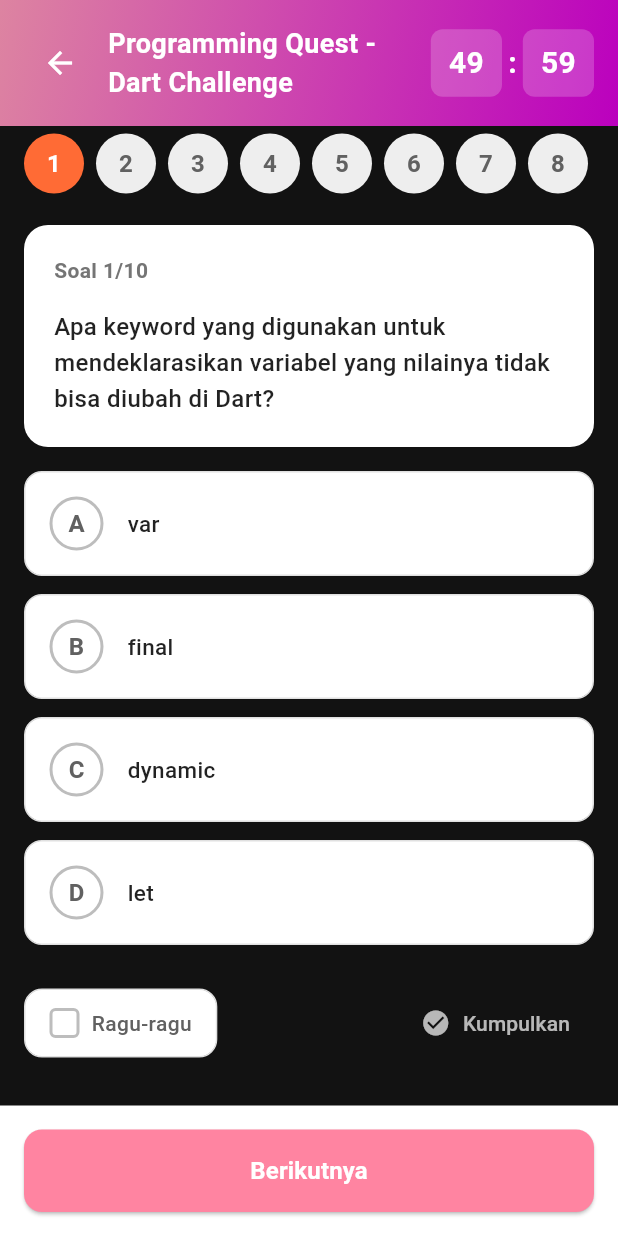
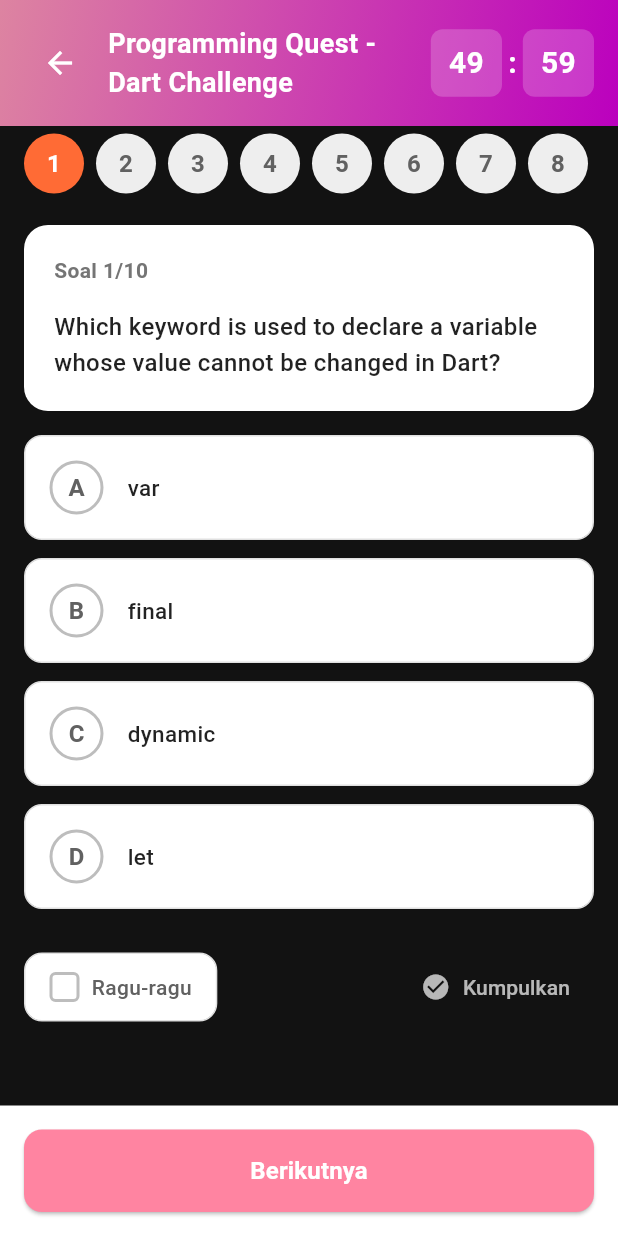
Before and after one commit to susanjong/QuizlyApp_MobileDev, a Flutter app: the HomePage screen opened by its route, after a tap on the "light mode" icon, after a tap on "Mulai Sekarang", on a phone screen of 412 x 824 dp. Run offline on Flutter 3.47's test engine with Material 3 defaults, Android fonts, the phone set to English and light mode, and no system bars; network calls fail; project files that could hold a hidden picture were left out.

Commit message:
feat(question): changed quiz questions and answers

```diff
--- a/lib/data/quiz_questions.dart
+++ b/lib/data/quiz_questions.dart
@@ -6,7 +6,8 @@ class SampleQuestions {
     return [
       Question(
         id: 'dart_q1',
-        questionText: 'Apa keyword yang digunakan untuk mendeklarasikan variabel yang nilainya tidak bisa diubah di Dart?',
+        questionText:
+        'Which keyword is used to declare a variable whose value cannot be changed in Dart?',
         answers: [
           Answer(id: 'a1', text: 'var', isCorrect: false),
           Answer(id: 'a2', text: 'final', isCorrect: true),
@@ -16,7 +17,7 @@ class SampleQuestions {
       ),
       Question(
         id: 'dart_q2',
-        questionText: 'Manakah yang merupakan tipe data primitif di Dart?',
+        questionText: 'Which are the primitive data types in Dart?',
         answers: [
           Answer(id: 'a1', text: 'int', isCorrect: true),
           Answer(id: 'a2', text: 'integer', isCorrect: false),
@@ -26,7 +27,7 @@ class SampleQuestions {
       ),
       Question(
         id: 'dart_q3',
-        questionText: 'Bagaimana cara membuat list di Dart?',
+        questionText: 'How do you create a list in Dart?',
         answers: [
           Answer(id: 'a1', text: 'List myList = new List()', isCorrect: false),
           Answer(id: 'a2', text: 'var myList = []', isCorrect: true),
@@ -36,7 +37,8 @@ class SampleQuestions {
       ),
       Question(
         id: 'dart_q4',
-        questionText: 'Apa output dari kode berikut?\n\nvoid main() {\n  print(5 + 3 * 2);\n}',
+        questionText:
+        'What is the output of the following code?\n\nvoid main() {\n  print(5 + 3 * 2);\n}',
         answers: [
           Answer(id: 'a1', text: '16', isCorrect: false),
           Answer(id: 'a2', text: '11', isCorrect: true),
@@ -46,7 +48,7 @@ class SampleQuestions {
       ),
       Question(
         id: 'dart_q5',
-        questionText: 'Keyword apa yang digunakan untuk membuat class di Dart?',
+        questionText: 'Which keyword is used to create a class in Dart?',
         answers: [
           Answer(id: 'a1', text: 'object', isCorrect: false),
           Answer(id: 'a2', text: 'class', isCorrect: true),
@@ -56,7 +58,8 @@ class SampleQuestions {
       ),
       Question(
         id: 'dart_q6',
-        questionText: 'Manakah cara yang benar untuk membuat fungsi di Dart?',
+        questionText:
+        'Which of the following is the correct way to create a function in Dart?',
         answers: [
           Answer(id: 'a1', text: 'function myFunction() {}', isCorrect: false),
           Answer(id: 'a2', text: 'void myFunction() {}', isCorrect: true),
@@ -66,17 +69,20 @@ class SampleQuestions {
       ),
       Question(
         id: 'dart_q7',
-        questionText: 'Apa perbedaan antara "final" dan "const" di Dart?',
+        questionText: 'What is the difference between "final" and "const" in Dart?',
         answers: [
-          Answer(id: 'a1', text: 'Tidak ada perbedaan', isCorrect: false),
-          Answer(id: 'a2', text: 'const harus diketahui saat compile time', isCorrect: true),
-          Answer(id: 'a3', text: 'final lebih cepat dari const', isCorrect: false),
-          Answer(id: 'a4', text: 'const bisa diubah nilainya', isCorrect: false),
+          Answer(id: 'a1', text: 'There is no difference', isCorrect: false),
+          Answer(
+              id: 'a2',
+              text: '"const" must be known at compile time',
+              isCorrect: true),
+          Answer(id: 'a3', text: '"final" is faster than const', isCorrect: false),
+          Answer(id: 'a4', text: '"const" can be changed', isCorrect: false),
         ],
       ),
       Question(
         id: 'dart_q8',
-        questionText: 'Bagaimana cara membuat string interpolation di Dart?',
+        questionText: 'How do you use string interpolation in Dart?',
         answers: [
           Answer(id: 'a1', text: 'print("Hello " + name)', isCorrect: false),
           Answer(id: 'a2', text: 'print("Hello \$name")', isCorrect: true),
@@ -86,7 +92,7 @@ class SampleQuestions {
       ),
       Question(
         id: 'dart_q9',
-        questionText: 'Apa keyword untuk mewarisi class di Dart?',
+        questionText: 'Which keyword is used to inherit a class in Dart?',
         answers: [
           Answer(id: 'a1', text: 'inherits', isCorrect: false),
           Answer(id: 'a2', text: 'implements', isCorrect: false),
@@ -96,7 +102,7 @@ class SampleQuestions {
       ),
       Question(
         id: 'dart_q10',
-        questionText: 'Manakah cara yang benar untuk membuat Map di Dart?',
+        questionText: 'Which of the following is the correct way to create a Map in Dart?',
         answers: [
           Answer(id: 'a1', text: 'var map = ()', isCorrect: false),
           Answer(id: 'a2', text: 'var map = {}', isCorrect: true),
@@ -107,12 +113,12 @@ class SampleQuestions {
     ];
   }
 
-  // Math Questions (your original)
+  // Math Questions
   static List<Question> getMathQuestions() {
     return [
       Question(
         id: 'math_q1',
-        questionText: 'Berapakah hasil dari 25 × 4?',
+        questionText: 'What is the result of 25 × 4?',
         answers: [
           Answer(id: 'a1', text: '90', isCorrect: false),
           Answer(id: 'a2', text: '100', isCorrect: true),
@@ -122,7 +128,7 @@ class SampleQuestions {
       ),
       Question(
         id: 'math_q2',
-        questionText: 'Jika x + 5 = 12, maka nilai x adalah...',
+        questionText: 'If x + 5 = 12, what is the value of x?',
         answers: [
           Answer(id: 'a1', text: '5', isCorrect: false),
           Answer(id: 'a2', text: '6', isCorrect: false),
@@ -132,7 +138,7 @@ class SampleQuestions {
       ),
       Question(
         id: 'math_q3',
-        questionText: 'Luas persegi dengan sisi 8 cm adalah...',
+        questionText: 'The area of a square with a side of 8 cm is...',
         answers: [
           Answer(id: 'a1', text: '32 cm²', isCorrect: false),
           Answer(id: 'a2', text: '48 cm²', isCorrect: false),
@@ -142,7 +148,7 @@ class SampleQuestions {
       ),
       Question(
         id: 'math_q4',
-        questionText: 'Berapakah 15% dari 200?',
+        questionText: 'What is 15% of 200?',
         answers: [
           Answer(id: 'a1', text: '20', isCorrect: false),
           Answer(id: 'a2', text: '25', isCorrect: false),
@@ -152,7 +158,7 @@ class SampleQuestions {
       ),
       Question(
         id: 'math_q5',
-        questionText: 'Hasil dari 144 ÷ 12 adalah...',
+        questionText: 'The result of 144 ÷ 12 is...',
         answers: [
           Answer(id: 'a1', text: '10', isCorrect: false),
           Answer(id: 'a2', text: '11', isCorrect: false),
@@ -162,7 +168,8 @@ class SampleQuestions {
       ),
       Question(
         id: 'math_q6',
-        questionText: 'Keliling lingkaran dengan diameter 14 cm adalah... (π = 22/7)',
+        questionText:
+        'The circumference of a circle with a diameter of 14 cm is... (π = 22/7)',
         answers: [
           Answer(id: 'a1', text: '38 cm', isCorrect: false),
           Answer(id: 'a2', text: '42 cm', isCorrect: false),
@@ -172,7 +179,7 @@ class SampleQuestions {
       ),
       Question(
         id: 'math_q7',
-        questionText: 'Jika 3x - 6 = 15, maka nilai x adalah...',
+        questionText: 'If 3x - 6 = 15, what is the value of x?',
         answers: [
           Answer(id: 'a1', text: '5', isCorrect: false),
           Answer(id: 'a2', text: '6', isCorrect: false),
@@ -182,7 +189,7 @@ class SampleQuestions {
       ),
       Question(
         id: 'math_q8',
-        questionText: 'Volume kubus dengan rusuk 5 cm adalah...',
+        questionText: 'The volume of a cube with a side of 5 cm is...',
         answers: [
           Answer(id: 'a1', text: '75 cm³', isCorrect: false),
           Answer(id: 'a2', text: '100 cm³', isCorrect: false),
@@ -192,7 +199,7 @@ class SampleQuestions {
       ),
       Question(
         id: 'math_q9',
-        questionText: 'Hasil dari √81 + √64 adalah...',
+        questionText: 'The result of √81 + √64 is...',
         answers: [
           Answer(id: 'a1', text: '15', isCorrect: false),
           Answer(id: 'a2', text: '17', isCorrect: true),
@@ -202,7 +209,7 @@ class SampleQuestions {
       ),
       Question(
         id: 'math_q10',
-        questionText: 'FPB dari 24 dan 36 adalah...',
+        questionText: 'The greatest common divisor (GCD) of 24 and 36 is...',
         answers: [
           Answer(id: 'a1', text: '6', isCorrect: false),
           Answer(id: 'a2', text: '8', isCorrect: false),
@@ -218,7 +225,7 @@ class SampleQuestions {
     return [
       Question(
         id: 'flutter_q1',
-        questionText: 'Widget apa yang digunakan untuk membuat teks di Flutter?',
+        questionText: 'Which widget is used to display text in Flutter?',
         answers: [
           Answer(id: 'a1', text: 'Label', isCorrect: false),
           Answer(id: 'a2', text: 'Text', isCorrect: true),
@@ -228,17 +235,23 @@ class SampleQuestions {
       ),
       Question(
         id: 'flutter_q2',
-        questionText: 'Apa perbedaan StatelessWidget dan StatefulWidget?',
+        questionText: 'What is the difference between StatelessWidget and StatefulWidget?',
         answers: [
-          Answer(id: 'a1', text: 'Tidak ada perbedaan', isCorrect: false),
-          Answer(id: 'a2', text: 'StatefulWidget bisa berubah state-nya', isCorrect: true),
-          Answer(id: 'a3', text: 'StatelessWidget lebih lambat', isCorrect: false),
-          Answer(id: 'a4', text: 'StatefulWidget tidak bisa di-update', isCorrect: false),
+          Answer(id: 'a1', text: 'No difference', isCorrect: false),
+          Answer(
+              id: 'a2',
+              text: 'StatefulWidget can change its state',
+              isCorrect: true),
+          Answer(id: 'a3', text: 'StatelessWidget is slower', isCorrect: false),
+          Answer(
+              id: 'a4',
+              text: 'StatefulWidget cannot be updated',
+              isCorrect: false),
         ],
       ),
       Question(
         id: 'flutter_q3',
-        questionText: 'Widget apa yang digunakan untuk membuat tombol di Flutter?',
+        questionText: 'Which widget is used to create a button in Flutter?',
         answers: [
           Answer(id: 'a1', text: 'Button', isCorrect: false),
           Answer(id: 'a2', text: 'ElevatedButton', isCorrect: true),
@@ -248,7 +261,8 @@ class SampleQuestions {
       ),
       Question(
         id: 'flutter_q4',
-        questionText: 'Method apa yang dipanggil pertama kali saat widget dibuat?',
+        questionText:
+        'Which method is called first when a widget is created?',
         answers: [
           Answer(id: 'a1', text: 'build()', isCorrect: false),
           Answer(id: 'a2', text: 'initState()', isCorrect: true),
@@ -258,7 +272,7 @@ class SampleQuestions {
       ),
       Question(
         id: 'flutter_q5',
-        questionText: 'Widget apa yang digunakan untuk layout horizontal?',
+        questionText: 'Which widget is used for horizontal layout?',
         answers: [
           Answer(id: 'a1', text: 'Column', isCorrect: false),
           Answer(id: 'a2', text: 'Row', isCorrect: true),
@@ -268,7 +282,7 @@ class SampleQuestions {
       ),
       Question(
         id: 'flutter_q6',
-        questionText: 'Bagaimana cara membuat list yang bisa di-scroll di Flutter?',
+        questionText: 'How do you create a scrollable list in Flutter?',
         answers: [
           Answer(id: 'a1', text: 'ScrollView', isCorrect: false),
           Answer(id: 'a2', text: 'ListView', isCorrect: true),
@@ -278,17 +292,17 @@ class SampleQuestions {
       ),
       Question(
         id: 'flutter_q7',
-        questionText: 'Apa fungsi setState() di Flutter?',
+        questionText: 'What is the purpose of setState() in Flutter?',
         answers: [
-          Answer(id: 'a1', text: 'Menghapus state', isCorrect: false),
-          Answer(id: 'a2', text: 'Memperbarui UI', isCorrect: true),
-          Answer(id: 'a3', text: 'Membuat state baru', isCorrect: false),
-          Answer(id: 'a4', text: 'Menyimpan data', isCorrect: false),
+          Answer(id: 'a1', text: 'To delete state', isCorrect: false),
+          Answer(id: 'a2', text: 'To update the UI', isCorrect: true),
+          Answer(id: 'a3', text: 'To create a new state', isCorrect: false),
+          Answer(id: 'a4', text: 'To save data', isCorrect: false),
         ],
       ),
       Question(
         id: 'flutter_q8',
-        questionText: 'Widget apa yang digunakan untuk membuat padding?',
+        questionText: 'Which widget is used to add padding?',
         answers: [
           Answer(id: 'a1', text: 'Margin', isCorrect: false),
           Answer(id: 'a2', text: 'Padding', isCorrect: true),
@@ -298,7 +312,7 @@ class SampleQuestions {
       ),
       Question(
         id: 'flutter_q9',
-        questionText: 'Apa perintah untuk menjalankan aplikasi Flutter?',
+        questionText: 'Which command is used to run a Flutter app?',
         answers: [
           Answer(id: 'a1', text: 'flutter start', isCorrect: false),
           Answer(id: 'a2', text: 'flutter run', isCorrect: true),
@@ -308,7 +322,7 @@ class SampleQuestions {
       ),
       Question(
         id: 'flutter_q10',
-        questionText: 'Widget apa yang digunakan untuk membuat card dengan shadow?',
+        questionText: 'Which widget is used to create a card with shadow?',
         answers: [
           Answer(id: 'a1', text: 'Container', isCorrect: false),
           Answer(id: 'a2', text: 'Card', isCorrect: true),
@@ -328,7 +342,7 @@ class SampleQuestions {
       case 'flutter':
         return getFlutterQuestions();
       case 'math':
-      case 'matematika':
+      case 'mathematics':
         return getMathQuestions();
       default:
         return getDartQuestions(); // Default to Dart questions
```
